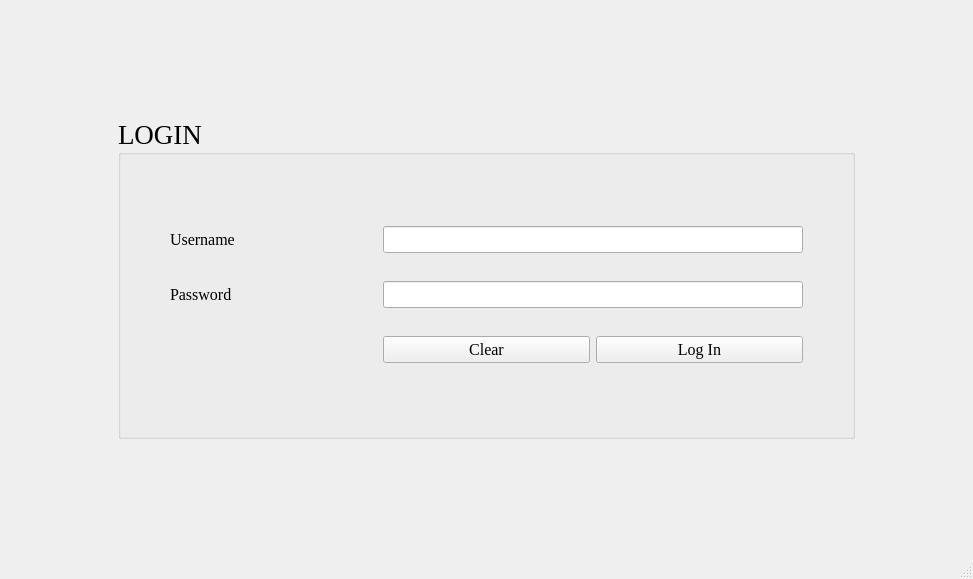
josharaedwards/CS1C-Project-2, file BulkClub/mainwindow.ui: the form before one commit.
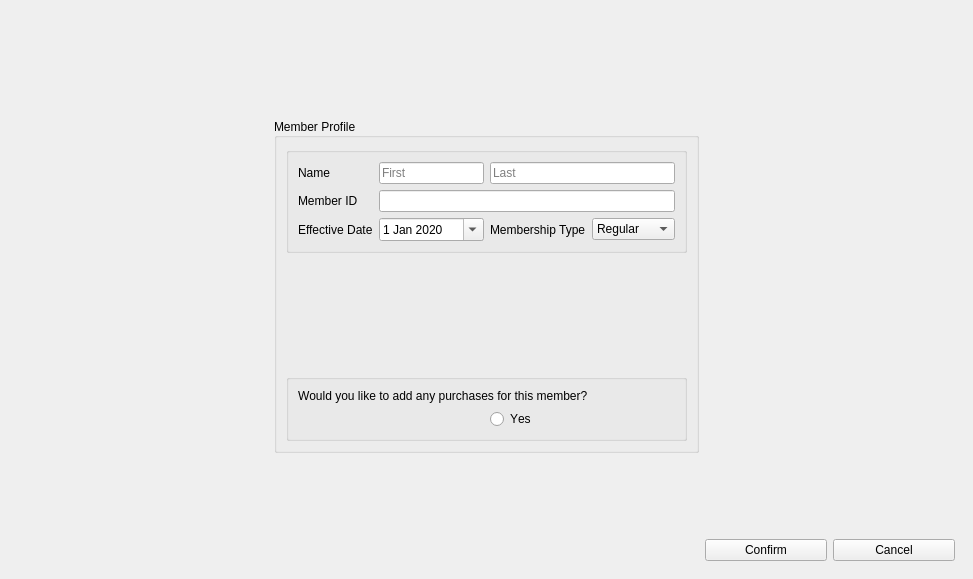
The form after the commit. The open tabs and pages were chosen to show the change.

Commit message:
Added form to add a member as an admin
Need to fix the filter on the member table that occurs upon exiting the add member page

Diff of the .ui file:
```diff
--- a/BulkClub/mainwindow.ui
+++ b/BulkClub/mainwindow.ui
@@ -15,8 +15,14 @@
   </property>
   <widget class="QWidget" name="centralwidget">
    <layout class="QGridLayout" name="gridLayout">
-    <item row="0" column="0">
+    <item row="3" column="1">
      <widget class="QStackedWidget" name="stackedWidget">
+      <property name="font">
+       <font>
+        <family>MS Shell Dlg 2</family>
+        <pointsize>9</pointsize>
+       </font>
+      </property>
       <property name="currentIndex">
        <number>1</number>
       </property>
@@ -408,7 +414,270 @@
         </item>
        </layout>
       </widget>
-      <widget class="QWidget" name="page_2">
+      <widget class="QWidget" name="addMemberPage">
+       <layout class="QGridLayout" name="gridLayout_9">
+        <item row="5" column="1">
+         <spacer name="verticalSpacer_5">
+          <property name="orientation">
+           <enum>Qt::Vertical</enum>
+          </property>
+          <property name="sizeType">
+           <enum>QSizePolicy::Fixed</enum>
+          </property>
+          <property name="sizeHint" stdset="0">
+           <size>
+            <width>20</width>
+            <height>80</height>
+           </size>
+          </property>
+         </spacer>
+        </item>
+        <item row="2" column="0" rowspan="2">
+         <spacer name="horizontalSpacer_11">
+          <property name="orientation">
+           <enum>Qt::Horizontal</enum>
+          </property>
+          <property name="sizeType">
+           <enum>QSizePolicy::Fixed</enum>
+          </property>
+          <property name="sizeHint" stdset="0">
+           <size>
+            <width>250</width>
+            <height>20</height>
+           </size>
+          </property>
+         </spacer>
+        </item>
+        <item row="7" column="0" colspan="2">
+         <spacer name="horizontalSpacer_9">
+          <property name="orientation">
+           <enum>Qt::Horizontal</enum>
+          </property>
+          <property name="sizeHint" stdset="0">
+           <size>
+            <width>40</width>
+            <height>20</height>
+           </size>
+          </property>
+         </spacer>
+        </item>
+        <item row="2" column="1" rowspan="2">
+         <widget class="QGroupBox" name="groupBox_2">
+          <property name="font">
+           <font>
+            <family>MS Shell Dlg 2</family>
+            <pointsize>9</pointsize>
+           </font>
+          </property>
+          <property name="focusPolicy">
+           <enum>Qt::NoFocus</enum>
+          </property>
+          <property name="title">
+           <string>Member Profile</string>
+          </property>
+          <property name="alignment">
+           <set>Qt::AlignLeading|Qt::AlignLeft|Qt::AlignVCenter</set>
+          </property>
+          <property name="flat">
+           <bool>false</bool>
+          </property>
+          <property name="checkable">
+           <bool>false</bool>
+          </property>
+          <layout class="QGridLayout" name="gridLayout_11">
+           <item row="4" column="0" colspan="5">
+            <widget class="QGroupBox" name="groupBox_3">
+             <property name="title">
+              <string/>
+             </property>
+             <layout class="QGridLayout" name="gridLayout_12">
+              <item row="3" column="3">
+               <widget class="QComboBox" name="memberTypeComboBox">
+                <item>
+                 <property name="text">
+                  <string>Regular</string>
+                 </property>
+                </item>
+                <item>
+                 <property name="text">
+                  <string>Executive</string>
+                 </property>
+                </item>
+               </widget>
+              </item>
+              <item row="3" column="2">
+               <widget class="QLabel" name="label_6">
+                <property name="text">
+                 <string>Membership Type</string>
+                </property>
+               </widget>
+              </item>
+              <item row="3" column="0">
+               <widget class="QLabel" name="label_10">
+                <property name="text">
+                 <string>Effective Date</string>
+                </property>
+               </widget>
+              </item>
+              <item row="1" column="0">
+               <widget class="QLabel" name="label_7">
+                <property name="text">
+                 <string>Member ID</string>
+                </property>
+               </widget>
+              </item>
+              <item row="1" column="1" colspan="3">
+               <widget class="QLineEdit" name="memberIDLineEdit"/>
+              </item>
+              <item row="3" column="1">
+               <widget class="QDateEdit" name="startMemDateEdit">
+                <property name="maximumDate">
+                 <date>
+                  <year>2021</year>
+                  <month>5</month>
+                  <day>17</day>
+                 </date>
+                </property>
+                <property name="minimumDate">
+                 <date>
+                  <year>2020</year>
+                  <month>1</month>
+                  <day>1</day>
+                 </date>
+                </property>
+                <property name="calendarPopup">
+                 <bool>true</bool>
+                </property>
+               </widget>
+              </item>
+              <item row="0" column="0">
+               <widget class="QLabel" name="label_4">
+                <property name="text">
+                 <string>Name</string>
+                </property>
+               </widget>
+              </item>
+              <item row="0" column="1">
+               <widget class="QLineEdit" name="firstNameLineEdit">
+                <property name="text">
+                 <string/>
+                </property>
+                <property name="placeholderText">
+                 <string>First</string>
+                </property>
+                <property name="cursorMoveStyle">
+                 <enum>Qt::VisualMoveStyle</enum>
+                </property>
+               </widget>
+              </item>
+              <item row="0" column="2" colspan="2">
+               <widget class="QLineEdit" name="lastNameLineEdit">
+                <property name="text">
+                 <string/>
+                </property>
+                <property name="placeholderText">
+                 <string>Last</string>
+                </property>
+               </widget>
+              </item>
+             </layout>
+            </widget>
+           </item>
+           <item row="6" column="0" colspan="5">
+            <widget class="QGroupBox" name="groupBox_4">
+             <property name="font">
+              <font>
+               <family>MS Shell Dlg 2</family>
+               <pointsize>9</pointsize>
+               <kerning>false</kerning>
+              </font>
+             </property>
+             <property name="title">
+              <string/>
+             </property>
+             <layout class="QGridLayout" name="gridLayout_10">
+              <item row="2" column="1">
+               <widget class="QRadioButton" name="addSaleRadioButton">
+                <property name="text">
+                 <string>Yes</string>
+                </property>
+               </widget>
+              </item>
+              <item row="1" column="0" colspan="2">
+               <widget class="QLabel" name="label_9">
+                <property name="text">
+                 <string>Would you like to add any purchases for this member?</string>
+                </property>
+               </widget>
+              </item>
+             </layout>
+            </widget>
+           </item>
+           <item row="5" column="1">
+            <spacer name="verticalSpacer_7">
+             <property name="orientation">
+              <enum>Qt::Vertical</enum>
+             </property>
+             <property name="sizeHint" stdset="0">
+              <size>
+               <width>20</width>
+               <height>40</height>
+              </size>
+             </property>
+            </spacer>
+           </item>
+          </layout>
+         </widget>
+        </item>
+        <item row="1" column="1">
+         <spacer name="verticalSpacer_6">
+          <property name="orientation">
+           <enum>Qt::Vertical</enum>
+          </property>
+          <property name="sizeType">
+           <enum>QSizePolicy::Fixed</enum>
+          </property>
+          <property name="sizeHint" stdset="0">
+           <size>
+            <width>20</width>
+            <height>100</height>
+           </size>
+          </property>
+         </spacer>
+        </item>
+        <item row="2" column="2" rowspan="2" colspan="2">
+         <spacer name="horizontalSpacer_10">
+          <property name="orientation">
+           <enum>Qt::Horizontal</enum>
+          </property>
+          <property name="sizeType">
+           <enum>QSizePolicy::Fixed</enum>
+          </property>
+          <property name="sizeHint" stdset="0">
+           <size>
+            <width>250</width>
+            <height>20</height>
+           </size>
+          </property>
+         </spacer>
+        </item>
+        <item row="7" column="2">
+         <widget class="QPushButton" name="confirmAddMemButton">
+          <property name="text">
+           <string>Confirm</string>
+          </property>
+         </widget>
+        </item>
+        <item row="7" column="3">
+         <widget class="QPushButton" name="cancelAddMemButton">
+          <property name="text">
+           <string>Cancel</string>
+          </property>
+         </widget>
+        </item>
+       </layout>
+      </widget>
+      <widget class="QWidget" name="loginPage">
        <layout class="QGridLayout" name="gridLayout_5">
         <item row="2" column="1">
          <spacer name="verticalSpacer_3">
@@ -661,17 +930,6 @@
     </item>
    </layout>
   </widget>
-  <widget class="QMenuBar" name="menubar">
-   <property name="geometry">
-    <rect>
-     <x>0</x>
-     <y>0</y>
-     <width>973</width>
-     <height>21</height>
-    </rect>
-   </property>
-  </widget>
-  <widget class="QStatusBar" name="statusbar"/>
  </widget>
  <resources/>
  <connections/>
```
Left out of the diff: 7 changed lines with no effect on the pictures. The commit also changes 10 other files.
